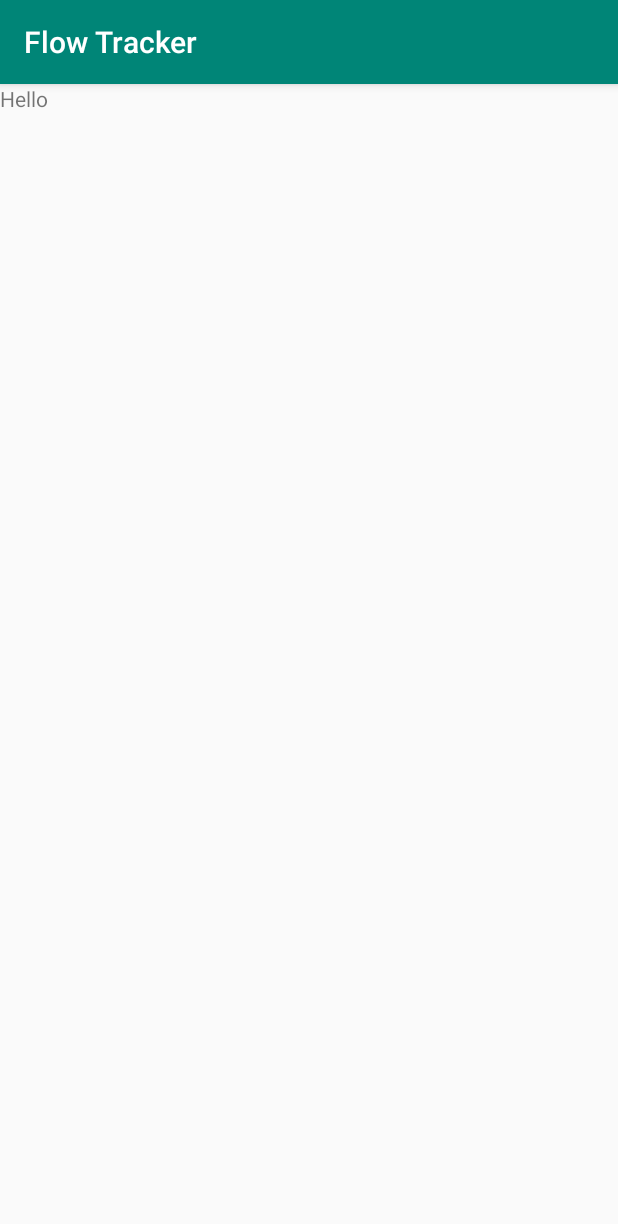
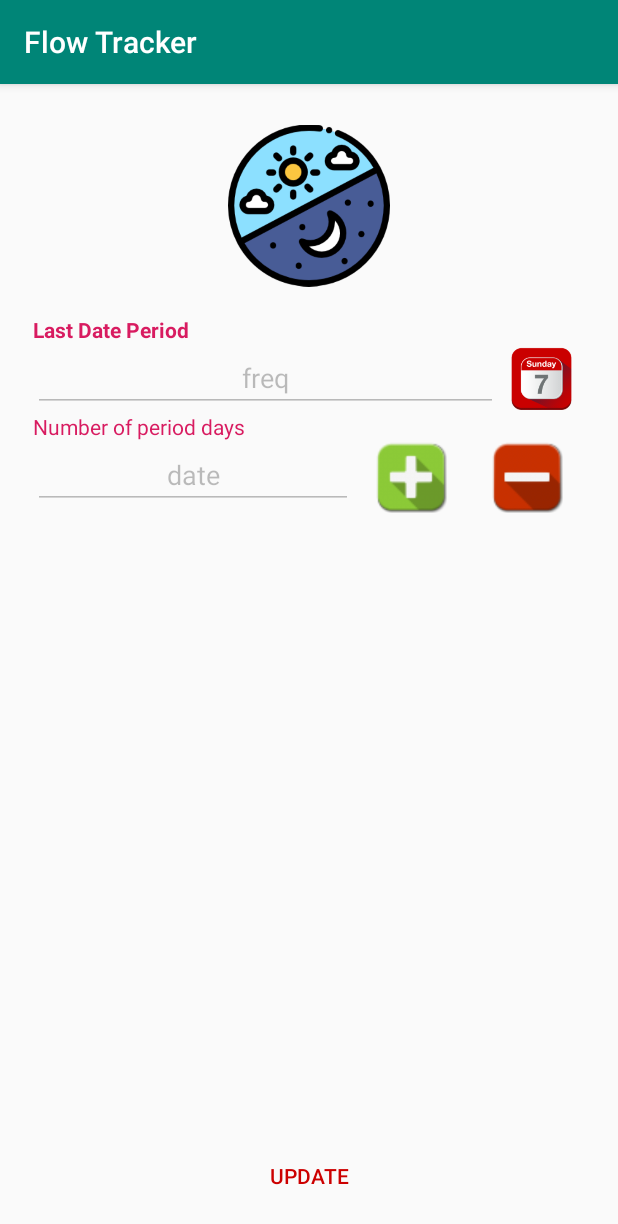
Before and after one commit to spkdroid/FlowTracker, an Android app: the LogDateFragment screen opened through its navigation route, on a phone screen of 412 x 824 dp. Shown: the top 1224 px of the screen. Run offline under Robolectric (Android 15) with nearby library versions, the phone set to English and light mode, and no system bars; Roboto replaces fonts that are not available here.

Commit message:
Log Period Implementation Completed

```diff
--- a/app/src/main/java/ca/rovbot/flowtracker/viewmodel/LogDateViewModel.kt
+++ b/app/src/main/java/ca/rovbot/flowtracker/viewmodel/LogDateViewModel.kt
@@ -1,7 +1,42 @@
 package ca.rovbot.flowtracker.viewmodel
 
 import android.arch.lifecycle.ViewModel;
+import android.content.Context
+import ca.rovbot.flowtracker.R
+import java.text.DateFormat
+import java.text.SimpleDateFormat
+import java.util.*
 
 class LogDateViewModel : ViewModel() {
-    // TODO: Implement the ViewModel
+    fun getLastPeriodDate(context: Context?): String {
+
+        var editor = context!!.getSharedPreferences(R.string.sharedpreferencename.toString(), Context.MODE_PRIVATE)
+         return editor.getString("freq","freq").toString()
+    }
+
+    fun getDays(context: Context?): String {
+        var editor = context!!.getSharedPreferences(R.string.sharedpreferencename.toString(), Context.MODE_PRIVATE)
+        return editor.getString("date","date").toString()
+    }
+
+
+    fun checkSelectedDateValid(context: Context?,selectedCalendarDate:String):String {
+        val editor = context!!.getSharedPreferences(R.string.sharedpreferencename.toString(), Context.MODE_PRIVATE)
+        val formatter: DateFormat
+        var date: Date
+        formatter = SimpleDateFormat("dd-MM-yyyy")
+        date = formatter.parse(selectedCalendarDate)
+        var currentDate = SimpleDateFormat("dd-MM-yyyy", Locale.getDefault()).format(Date())
+        var currentDay: Date
+        currentDay = formatter.parse(currentDate)
+        val v = daysBetween(date,currentDay)
+        return v.toString();
+    }
+
+
+    fun daysBetween(d1: Date, d2: Date): Long {
+        return ((d2.time - d1.time) / (1000 * 60 * 60 * 24)) as Long
+    }
+
+
 }
--- a/app/src/main/res/layout/log_date_fragment.xml
+++ b/app/src/main/res/layout/log_date_fragment.xml
@@ -1,14 +1,84 @@
 <?xml version="1.0" encoding="utf-8"?>
-<FrameLayout
+<android.support.constraint.ConstraintLayout
         xmlns:android="http://schemas.android.com/apk/res/android"
-        xmlns:tools="http://schemas.android.com/tools"
+        xmlns:app="http://schemas.android.com/apk/res-auto" xmlns:tools="http://schemas.android.com/tools"
         android:layout_width="match_parent"
         android:layout_height="match_parent"
-        tools:context=".fragment.LogDateFragment">
+        tools:context=".fragment.LogDateFragment"
+        android:orientation="vertical"
+>
+    <ImageView
+            android:layout_width="108dp"
+            android:layout_height="130dp" app:srcCompat="@drawable/dayandnight"
+            android:id="@+id/imageView"
+            android:layout_marginTop="16dp" app:layout_constraintEnd_toEndOf="parent"
+            app:layout_constraintTop_toTopOf="parent" app:layout_constraintStart_toStartOf="parent"/>
+    <Button
+            android:text="Update"
+            android:layout_width="388dp"
+            android:layout_height="wrap_content"
+            android:id="@+id/submitregistration"
+            android:textColor="@android:color/holo_red_dark" android:background="@android:color/transparent"
+            android:layout_marginBottom="16dp" app:layout_constraintEnd_toEndOf="parent"
+            app:layout_constraintStart_toStartOf="parent" app:layout_constraintBottom_toBottomOf="parent"
+            app:layout_constraintTop_toBottomOf="@+id/linearLayout"/>
+    <LinearLayout
+            android:orientation="vertical"
+            android:layout_width="368dp"
+            android:layout_height="0dp" app:layout_constraintEnd_toEndOf="parent"
+            app:layout_constraintStart_toStartOf="parent"
+            android:id="@+id/linearLayout" app:layout_constraintTop_toTopOf="parent" android:layout_marginTop="154dp"
+            android:layout_marginBottom="8dp" app:layout_constraintBottom_toTopOf="@+id/submitregistration">
+        <TextView
+                android:text="Last Date Period"
+                android:layout_width="match_parent"
+                android:layout_height="wrap_content" android:id="@+id/lastdateperiod" android:textStyle="bold"
+                android:textColor="@color/colorAccent"/>
 
-    <TextView
-            android:layout_width="match_parent"
-            android:layout_height="match_parent"
-            android:text="Hello"/>
+        <LinearLayout android:layout_width="match_parent" android:layout_height="wrap_content" android:orientation="horizontal">
 
-</FrameLayout>
+            <EditText
+                    android:layout_width="310dp"
+                    android:layout_height="wrap_content"
+                    android:inputType="date"
+                    android:ems="10"
+                    android:id="@+id/dateinputtext"
+                    android:enabled="false"
+                    android:gravity="center"
+            />
+            <ImageView
+                    android:layout_width="36dp"
+                    android:layout_height="match_parent"
+                    app:srcCompat="@drawable/calendaricon"
+                    android:id="@+id/dateperiodicon"
+                    android:layout_weight="1"/>
+        </LinearLayout>
+
+        <TextView
+                android:text="Number of period days"
+                android:layout_width="match_parent"
+                android:layout_height="wrap_content" android:id="@+id/numberofdays"
+                android:textColor="@color/colorAccent"/>
+        <LinearLayout android:layout_width="match_parent" android:layout_height="wrap_content" android:orientation="horizontal">
+            <EditText
+                    android:layout_width="wrap_content"
+                    android:layout_height="wrap_content"
+                    android:inputType="number"
+                    android:ems="10"
+                    android:id="@+id/daysinputtext"
+                    android:gravity="center"
+                    android:enabled="false"
+            />
+            <ImageView
+                    android:layout_width="wrap_content"
+                    android:layout_height="match_parent" app:srcCompat="@drawable/add" android:id="@+id/addImage"
+                    android:layout_weight="1"
+
+            />
+            <ImageView
+                    android:layout_width="wrap_content"
+                    android:layout_height="wrap_content" app:srcCompat="@drawable/minus" android:id="@+id/minusImage"
+                    android:layout_weight="1"/>
+        </LinearLayout>
+    </LinearLayout>
+</android.support.constraint.ConstraintLayout>
```
Also changed, not shown: app/src/main/java/ca/rovbot/flowtracker/fragment/LogDateFragment.kt (+35 -1 lines).
